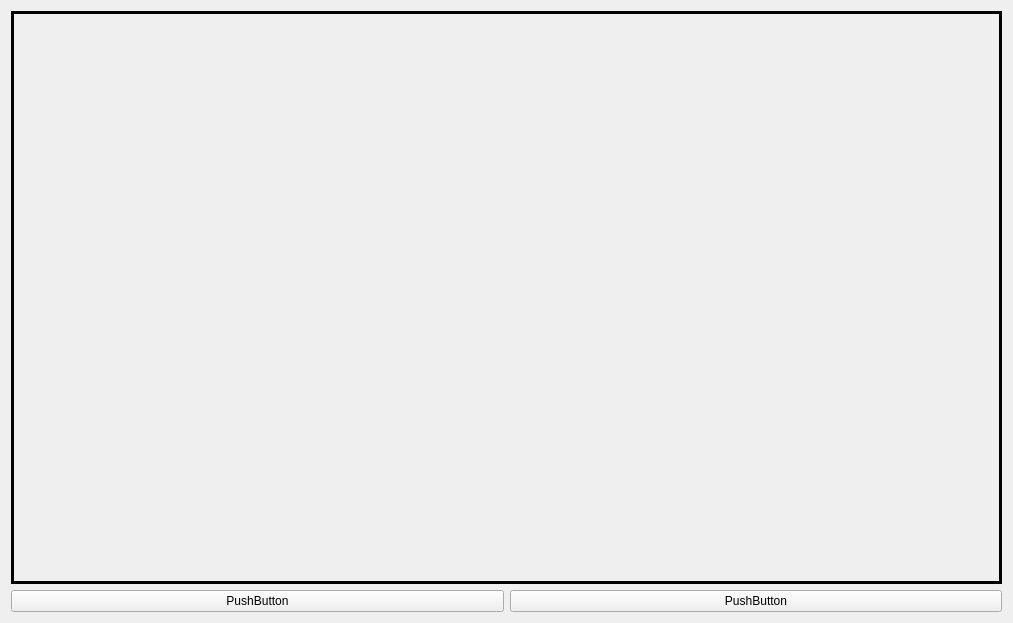
Qt form ui/send/send_img_tab.ui (Foxerity/pipeline) before a commit.
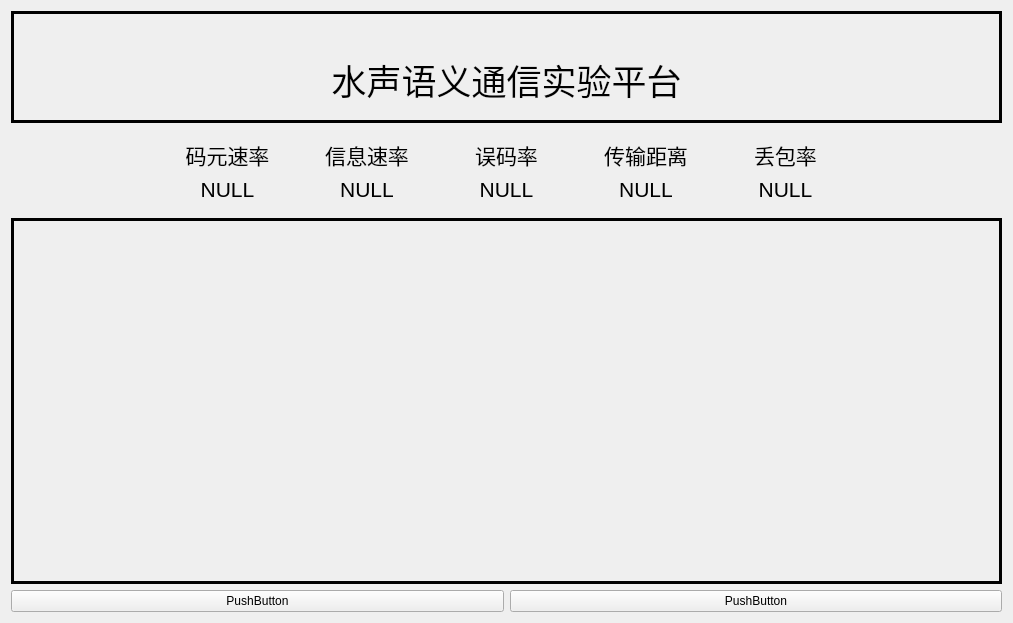
The same form after that commit.

Patch:
```diff
--- a/ui/send/send_img_tab.ui
+++ b/ui/send/send_img_tab.ui
@@ -16,6 +16,129 @@
   <layout class="QHBoxLayout" name="horizontalLayout">
    <item>
     <layout class="QVBoxLayout" name="verticalLayout">
+     <item>
+      <widget class="QLabel" name="label_29">
+       <property name="enabled">
+        <bool>true</bool>
+       </property>
+       <property name="sizePolicy">
+        <sizepolicy hsizetype="Preferred" vsizetype="Minimum">
+         <horstretch>0</horstretch>
+         <verstretch>0</verstretch>
+        </sizepolicy>
+       </property>
+       <property name="minimumSize">
+        <size>
+         <width>0</width>
+         <height>0</height>
+        </size>
+       </property>
+       <property name="frameShape">
+        <enum>QFrame::Panel</enum>
+       </property>
+       <property name="lineWidth">
+        <number>3</number>
+       </property>
+       <property name="text">
+        <string>&lt;html&gt;&lt;head/&gt;&lt;body&gt;&lt;p align=&quot;center&quot;&gt;&lt;span style=&quot; font-size:26pt;&quot;&gt;&lt;br&gt;水声语义通信实验平台&lt;br&gt;&lt;/span&gt;&lt;/p&gt;&lt;/body&gt;&lt;/html&gt;</string>
+       </property>
+       <property name="alignment">
+        <set>Qt::AlignCenter</set>
+       </property>
+      </widget>
+     </item>
+     <item>
+      <layout class="QGridLayout" name="gridLayout_5">
+       <property name="sizeConstraint">
+        <enum>QLayout::SetDefaultConstraint</enum>
+       </property>
+       <property name="leftMargin">
+        <number>150</number>
+       </property>
+       <property name="topMargin">
+        <number>10</number>
+       </property>
+       <property name="rightMargin">
+        <number>150</number>
+       </property>
+       <property name="bottomMargin">
+        <number>10</number>
+       </property>
+       <property name="verticalSpacing">
+        <number>6</number>
+       </property>
+       <item row="1" column="1">
+        <widget class="QLabel" name="value_2">
+         <property name="text">
+          <string>&lt;html&gt;&lt;head/&gt;&lt;body&gt;&lt;p align=&quot;center&quot;&gt;&lt;span style=&quot; font-size:16pt;&quot;&gt;NULL&lt;/span&gt;&lt;/p&gt;&lt;/body&gt;&lt;/html&gt;</string>
+         </property>
+        </widget>
+       </item>
+       <item row="0" column="3">
+        <widget class="QLabel" name="norm_4">
+         <property name="text">
+          <string>&lt;html&gt;&lt;head/&gt;&lt;body&gt;&lt;p align=&quot;center&quot;&gt;&lt;span style=&quot; font-size:16pt;&quot;&gt;传输距离&lt;/span&gt;&lt;/p&gt;&lt;/body&gt;&lt;/html&gt;</string>
+         </property>
+        </widget>
+       </item>
+       <item row="1" column="4">
+        <widget class="QLabel" name="value_5">
+         <property name="text">
+          <string>&lt;html&gt;&lt;head/&gt;&lt;body&gt;&lt;p align=&quot;center&quot;&gt;&lt;span style=&quot; font-size:16pt;&quot;&gt;NULL&lt;/span&gt;&lt;/p&gt;&lt;/body&gt;&lt;/html&gt;</string>
+         </property>
+        </widget>
+       </item>
+       <item row="0" column="2">
+        <widget class="QLabel" name="norm_3">
+         <property name="text">
+          <string>&lt;html&gt;&lt;head/&gt;&lt;body&gt;&lt;p align=&quot;center&quot;&gt;&lt;span style=&quot; font-size:16pt;&quot;&gt;误码率&lt;/span&gt;&lt;/p&gt;&lt;/body&gt;&lt;/html&gt;</string>
+         </property>
+        </widget>
+       </item>
+       <item row="1" column="3">
+        <widget class="QLabel" name="value_4">
+         <property name="text">
+          <string>&lt;html&gt;&lt;head/&gt;&lt;body&gt;&lt;p align=&quot;center&quot;&gt;&lt;span style=&quot; font-size:16pt;&quot;&gt;NULL&lt;/span&gt;&lt;/p&gt;&lt;/body&gt;&lt;/html&gt;</string>
+         </property>
+        </widget>
+       </item>
+       <item row="1" column="2">
+        <widget class="QLabel" name="value_3">
+         <property name="text">
+          <string>&lt;html&gt;&lt;head/&gt;&lt;body&gt;&lt;p align=&quot;center&quot;&gt;&lt;span style=&quot; font-size:16pt;&quot;&gt;NULL&lt;/span&gt;&lt;/p&gt;&lt;/body&gt;&lt;/html&gt;</string>
+         </property>
+        </widget>
+       </item>
+       <item row="1" column="0">
+        <widget class="QLabel" name="value_1">
+         <property name="text">
+          <string>&lt;html&gt;&lt;head/&gt;&lt;body&gt;&lt;p align=&quot;center&quot;&gt;&lt;span style=&quot; font-size:16pt;&quot;&gt;NULL&lt;/span&gt;&lt;/p&gt;&lt;/body&gt;&lt;/html&gt;</string>
+         </property>
+        </widget>
+       </item>
+       <item row="0" column="0">
+        <widget class="QLabel" name="norm_1">
+         <property name="text">
+          <string>&lt;html&gt;&lt;head/&gt;&lt;body&gt;&lt;p align=&quot;center&quot;&gt;&lt;span style=&quot; font-size:16pt;&quot;&gt;码元速率&lt;/span&gt;&lt;/p&gt;&lt;/body&gt;&lt;/html&gt;</string>
+         </property>
+        </widget>
+       </item>
+       <item row="0" column="4">
+        <widget class="QLabel" name="norm_5">
+         <property name="text">
+          <string>&lt;html&gt;&lt;head/&gt;&lt;body&gt;&lt;p align=&quot;center&quot;&gt;&lt;span style=&quot; font-size:16pt;&quot;&gt;丢包率&lt;/span&gt;&lt;/p&gt;&lt;/body&gt;&lt;/html&gt;</string>
+         </property>
+        </widget>
+       </item>
+       <item row="0" column="1">
+        <widget class="QLabel" name="norm_2">
+         <property name="text">
+          <string>&lt;html&gt;&lt;head/&gt;&lt;body&gt;&lt;p align=&quot;center&quot;&gt;&lt;span style=&quot; font-size:16pt;&quot;&gt;信息速率&lt;/span&gt;&lt;/p&gt;&lt;/body&gt;&lt;/html&gt;</string>
+         </property>
+        </widget>
+       </item>
+      </layout>
+     </item>
      <item>
       <widget class="QFrame" name="show_frame_2">
        <property name="sizePolicy">
```
